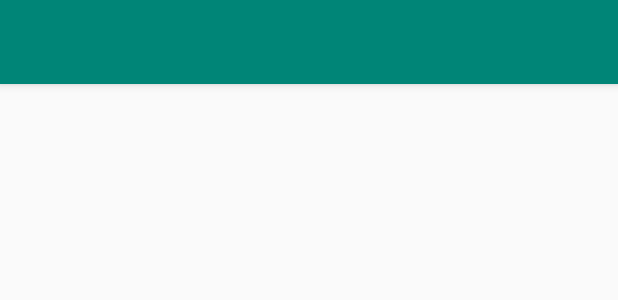
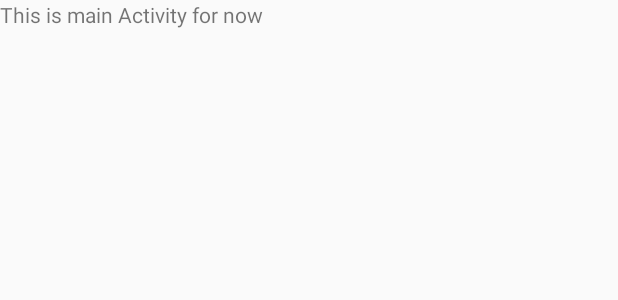
Before and after one commit to ajaysinghthakur/ShoeStore, an Android app: the layout activity_main.xml on its own in the app's theme, with its tools: preview values and no code run, on a phone screen of 412 x 824 dp. Shown: the top 300 px of the screen. Run offline under Robolectric (Android 15) with nearby library versions, the phone set to English and light mode, and no system bars.

Commit message:
Main DataBinding setup

```diff
--- a/app/src/main/java/com/udacity/shoestore/MainActivity.kt
+++ b/app/src/main/java/com/udacity/shoestore/MainActivity.kt
@@ -2,13 +2,19 @@ package com.udacity.shoestore
 
 import androidx.appcompat.app.AppCompatActivity
 import android.os.Bundle
+import androidx.databinding.DataBindingUtil
+import androidx.navigation.findNavController
+import com.udacity.shoestore.databinding.ActivityMainBinding
 import timber.log.Timber
 
 class MainActivity : AppCompatActivity() {
 
     override fun onCreate(savedInstanceState: Bundle?) {
         super.onCreate(savedInstanceState)
-        setContentView(R.layout.activity_main)
+
+        val binding = DataBindingUtil.setContentView<ActivityMainBinding>(this, R.layout.activity_main)
+        setContentView(binding.root)
+
         Timber.plant(Timber.DebugTree())
     }
 }
--- a/app/src/main/res/layout/activity_main.xml
+++ b/app/src/main/res/layout/activity_main.xml
@@ -1,25 +1,17 @@
 <?xml version="1.0" encoding="utf-8"?>
-<androidx.coordinatorlayout.widget.CoordinatorLayout
-    xmlns:android="http://schemas.android.com/apk/res/android"
+<layout xmlns:android="http://schemas.android.com/apk/res/android"
     xmlns:app="http://schemas.android.com/apk/res-auto"
-    xmlns:tools="http://schemas.android.com/tools"
-    android:layout_width="match_parent"
-    android:layout_height="match_parent"
-    tools:context=".MainActivity">
+    xmlns:tools="http://schemas.android.com/tools">
 
-    <com.google.android.material.appbar.AppBarLayout
-        android:layout_height="wrap_content"
+    <LinearLayout
         android:layout_width="match_parent"
-        android:theme="@style/AppTheme.AppBarOverlay">
+        android:layout_height="match_parent">
 
-        <androidx.appcompat.widget.Toolbar
-            android:id="@+id/toolbar"
-            android:layout_width="match_parent"
-            android:layout_height="?attr/actionBarSize"
-            android:background="?attr/colorPrimary"
-            app:popupTheme="@style/AppTheme.PopupOverlay"/>
+        <TextView
+            android:layout_width="wrap_content"
+            android:layout_height="match_parent"
+            android:text="This is main Activity for now"/>
 
-    </com.google.android.material.appbar.AppBarLayout>
+    </LinearLayout>
 
-
-</androidx.coordinatorlayout.widget.CoordinatorLayout>
+</layout>
```
